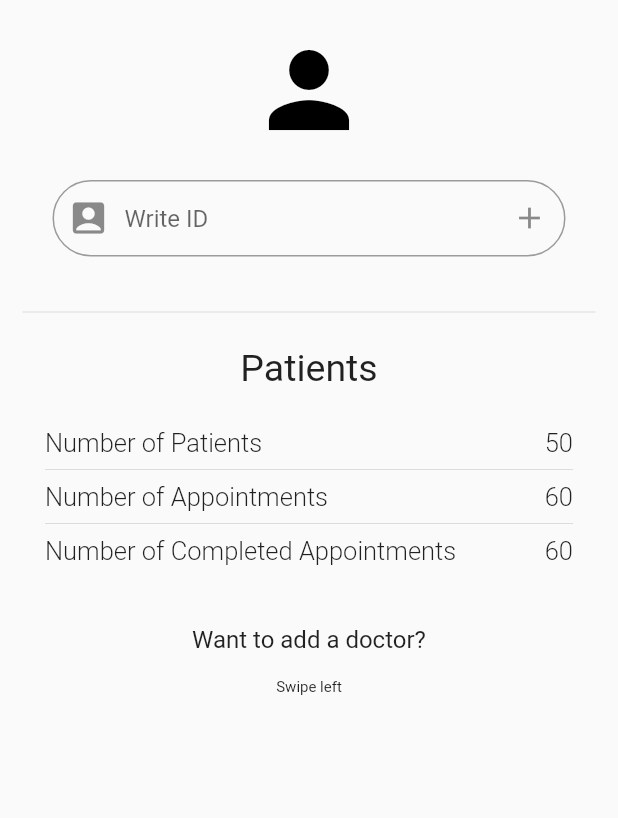
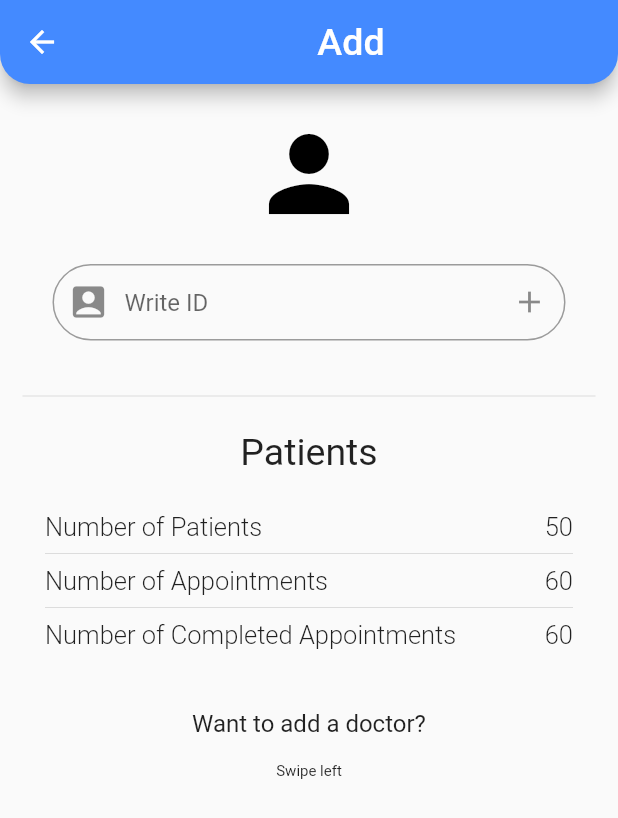
Before and after one commit to Khaalidsub/medcom, a Flutter app: the AddScreen screen opened directly, on a phone screen of 412 x 824 dp. Shown: the top 818 px of the screen. Run offline on Flutter 3.47's test engine with Material 2 defaults, Android fonts, the phone set to English and light mode, and no system bars; our stand-ins replace charts_flutter, curved_navigation_bar, date_format, dropdown_formfield, flare_flutter, flutter_spinkit and 2 more; missing offline and left inert: flare_splash_screen, qrscan.

Commit message:
Added appnav to 3 pages and alertdialogs to widgets
So at first i created and forgot to add navbar, so with this commit i fixed that and added alert pop up screens to widgets for history list and latest appoitment list.

```diff
--- a/health_app/lib/src/screens/hospitalScreens/ScanHospital.dart
+++ b/health_app/lib/src/screens/hospitalScreens/ScanHospital.dart
@@ -1,7 +1,7 @@
 import 'package:flutter/cupertino.dart';
 import 'package:flutter/material.dart';
 import 'package:qrscan/qrscan.dart' as scanner;
-
+import 'package:health_app/src/screens/widgets/app_nav.dart';
 
 class ScanHospital extends StatelessWidget {
   @override
@@ -9,6 +9,10 @@ class ScanHospital extends StatelessWidget {
     MediaQueryData queryData = MediaQuery.of(context);
     double width = queryData.size.width;
     return Scaffold(
+        appBar: AppNav(
+        appBar: AppBar(),
+        name: 'Scan',
+      ),
       backgroundColor: Colors.grey[100],
       body: Center(
         child: SingleChildScrollView(
--- a/health_app/lib/src/screens/hospitalScreens/add_screen.dart
+++ b/health_app/lib/src/screens/hospitalScreens/add_screen.dart
@@ -1,11 +1,16 @@
 import 'package:flutter/material.dart';
 import 'package:health_app/src/models/doctor.dart';
+import 'package:health_app/src/screens/widgets/app_nav.dart';
 class AddScreen extends StatelessWidget {
+
+
   var _controller = TextEditingController();
    String names, spec;
   @override
   Widget build(BuildContext context) {
+
     return PageView(
+
       children: <Widget>[
         buildPatient(),
         buildDoctor(),
@@ -14,7 +19,12 @@ class AddScreen extends StatelessWidget {
   }
 
   Widget buildDoctor() {
-      return Material(
+      return Scaffold(
+      appBar: AppNav(
+        appBar: AppBar(),
+        name: 'Doctor',
+      ),
+      body:SingleChildScrollView(
                   child: Column(
                     children: <Widget>[
                        Container(
@@ -79,11 +89,18 @@ class AddScreen extends StatelessWidget {
                 ),
                     ],
                     ),
-                    );
+                    )
+      );
+
   }
 
   Widget buildPatient() {
-    return Container(
+    return Scaffold(
+      appBar: AppNav(
+        appBar: AppBar(),
+        name: 'Add',
+      ),
+      body:SingleChildScrollView(
       padding: EdgeInsets.only(left: 15, right: 15),
       child: Column(
         crossAxisAlignment: CrossAxisAlignment.stretch,
@@ -206,6 +223,7 @@ class AddScreen extends StatelessWidget {
           ),
         ],
       ),
+    ),
     );
   }
 }
```
Also changed, not shown: health_app/lib/src/screens/hospitalScreens/settingsHospital.dart (+7 -1 lines), health_app/lib/src/screens/widgets/hospital_widgets/appointment_history_list.dart (+36 -2 lines), health_app/lib/src/screens/widgets/hospital_widgets/appointment_latest_list.dart (+34 -1 lines).
